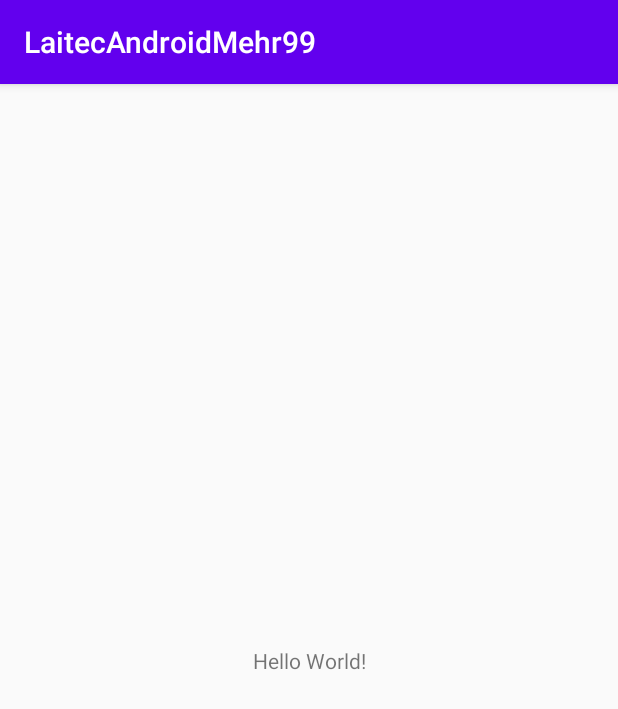
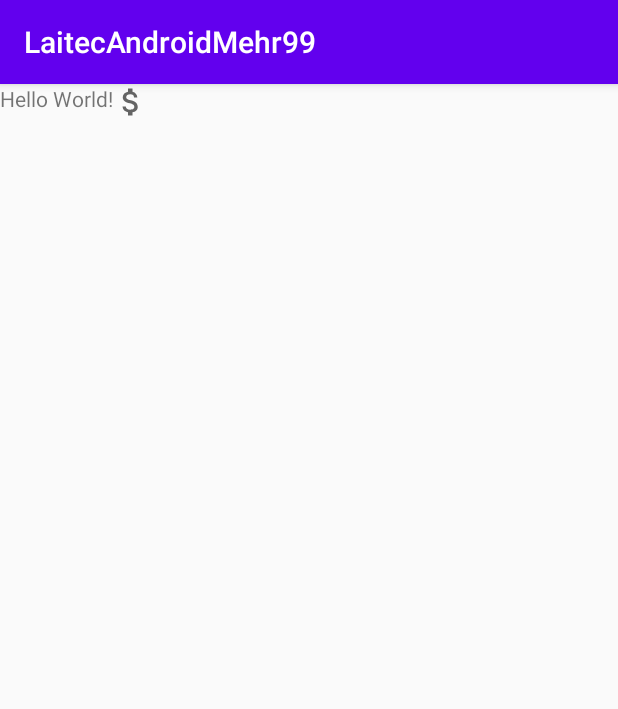
Before and after one commit to Alisalehivalo/LaitecAndroidMehr99, an Android app: the screen it shows after launch (MainActivity), on a phone screen of 412 x 824 dp. Shown: the top 709 px of the screen. Run offline under Robolectric (Android 15) with nearby library versions, the phone set to English and light mode, and no system bars.

Commit message:
pic added

```diff
--- a/app/build.gradle
+++ b/app/build.gradle
@@ -10,6 +10,7 @@ android {
         targetSdkVersion 30
         versionCode 1
         versionName "1.0"
+
 
         testInstrumentationRunner "androidx.test.runner.AndroidJUnitRunner"
     }
--- a/app/src/main/java/ir/laitec/laitecandroidmehr99/MainActivity.java
+++ b/app/src/main/java/ir/laitec/laitecandroidmehr99/MainActivity.java
@@ -3,6 +3,7 @@ package ir.laitec.laitecandroidmehr99;
 import androidx.appcompat.app.AppCompatActivity;
 
 import android.os.Bundle;
+import android.util.Log;
 
 public class MainActivity extends AppCompatActivity {
 
@@ -10,5 +11,7 @@ public class MainActivity extends AppCompatActivity {
     protected void onCreate(Bundle savedInstanceState) {
         super.onCreate(savedInstanceState);
         setContentView(R.layout.activity_main);
+
     }
+
 }
--- a/app/src/main/res/layout/activity_main.xml
+++ b/app/src/main/res/layout/activity_main.xml
@@ -1,5 +1,5 @@
 <?xml version="1.0" encoding="utf-8"?>
-<androidx.constraintlayout.widget.ConstraintLayout xmlns:android="http://schemas.android.com/apk/res/android"
+<LinearLayout xmlns:android="http://schemas.android.com/apk/res/android"
     xmlns:app="http://schemas.android.com/apk/res-auto"
     xmlns:tools="http://schemas.android.com/tools"
     android:layout_width="match_parent"
@@ -14,5 +14,10 @@
         app:layout_constraintLeft_toLeftOf="parent"
         app:layout_constraintRight_toRightOf="parent"
         app:layout_constraintTop_toTopOf="parent" />
+    <ImageView
+        android:layout_width="wrap_content"
+        android:layout_height="wrap_content"
+        android:id="@+id/imgBluetooth"
+        android:src="@drawable/money"/>
 
-</androidx.constraintlayout.widget.ConstraintLayout>
+</LinearLayout>
```
Also changed, not shown: app/src/main/res/drawable/money.xml (+7 -1 lines).
